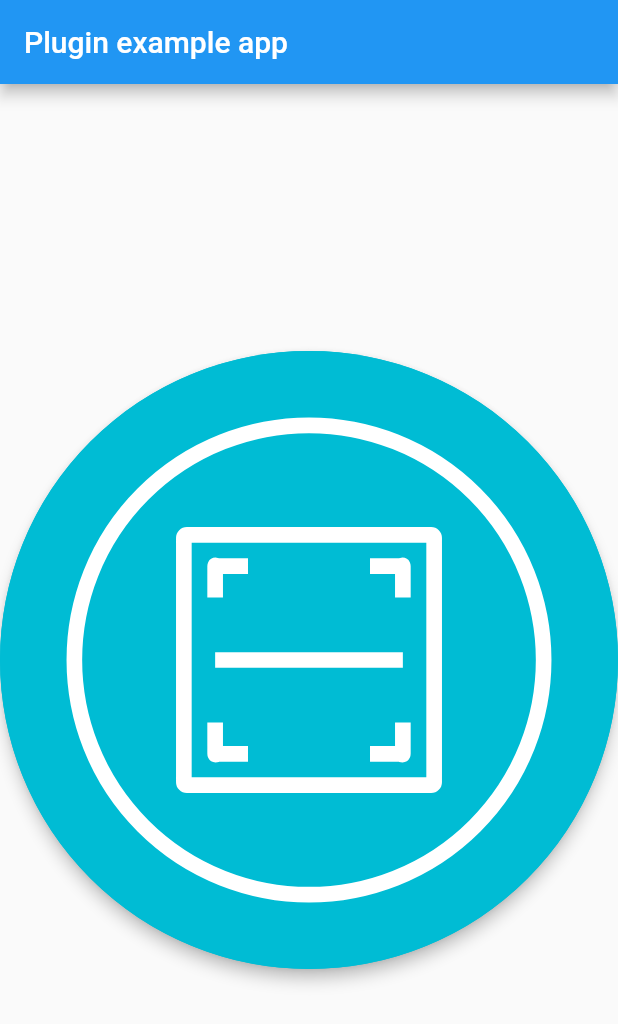
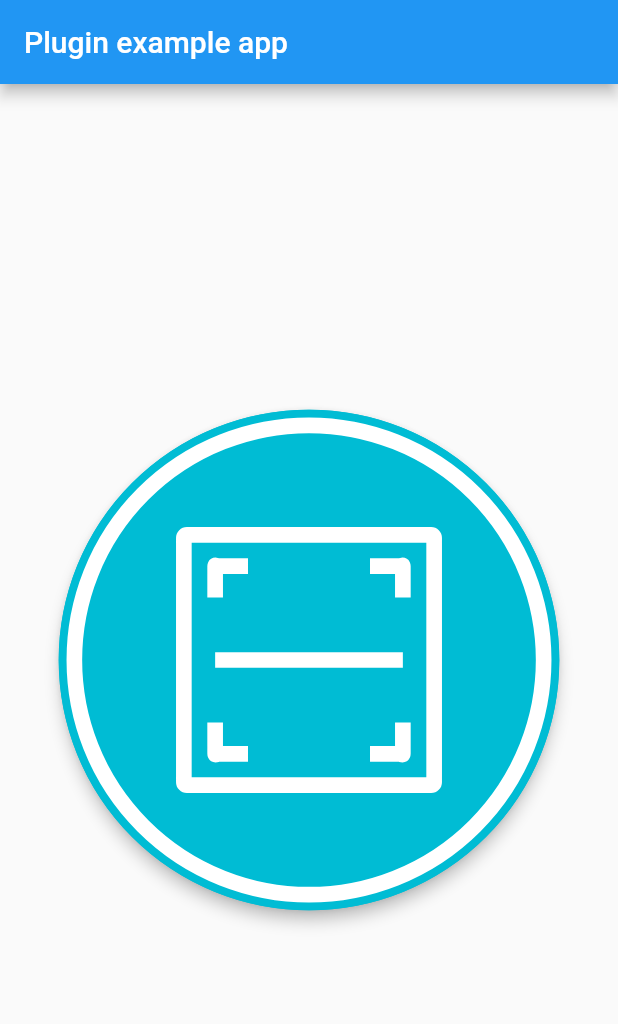
Before and after one commit to cyan92128505/quick_scan, a Flutter app: the screen it shows after launch, on a phone screen of 412 x 824 dp. Shown: the top 1024 px of the screen. Run offline on Flutter 3.47's test engine with Material 2 defaults, Android fonts, the phone set to English and light mode, and no system bars; our stand-ins replace device_info, vibration; missing offline and left inert: barcode_scan, cipher2, http_retry.

Commit message:
Modified example ui

```diff
--- a/example/lib/main.dart
+++ b/example/lib/main.dart
@@ -21,8 +21,17 @@
         appBar: AppBar(
           title: const Text('Plugin example app'),
         ),
-        body: Center(
-          child: QuickScan().getButton(),
+        body: Builder(
+          builder: (BuildContext context) => Column(
+                mainAxisAlignment: MainAxisAlignment.center,
+                crossAxisAlignment: CrossAxisAlignment.stretch,
+                children: <Widget>[
+                  Padding(
+                      padding:
+                          EdgeInsets.symmetric(horizontal: 16.0, vertical: 8.0),
+                      child: QuickScan().getButton()),
+                ],
+              ),
         ),
       ),
     );
```
